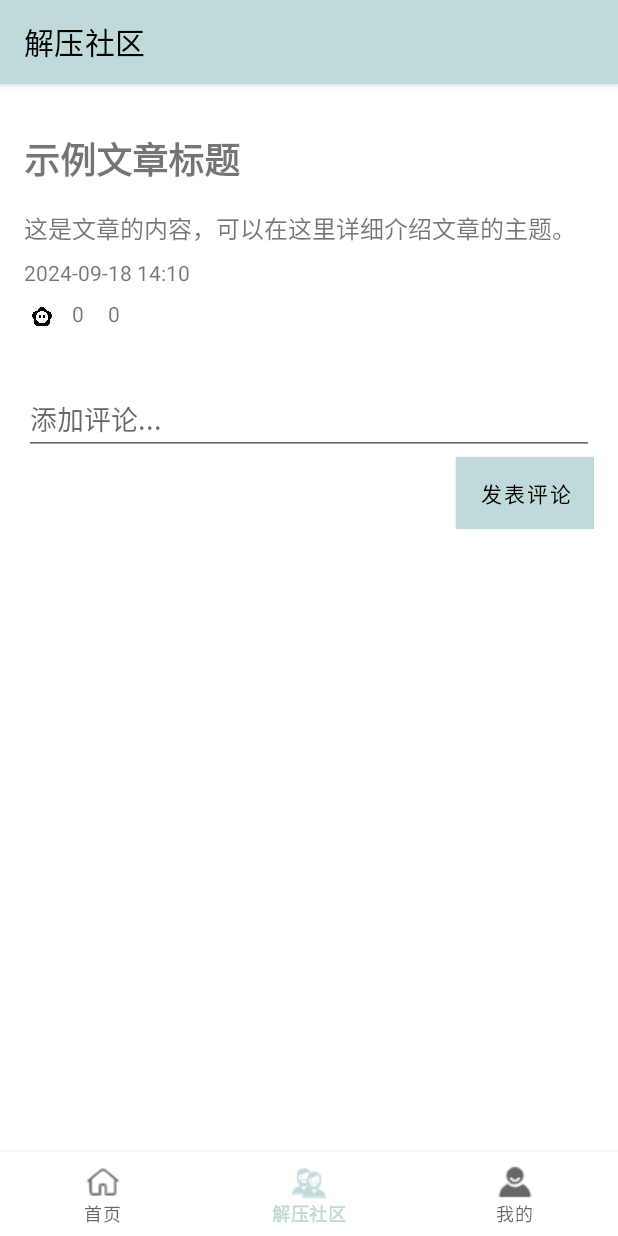
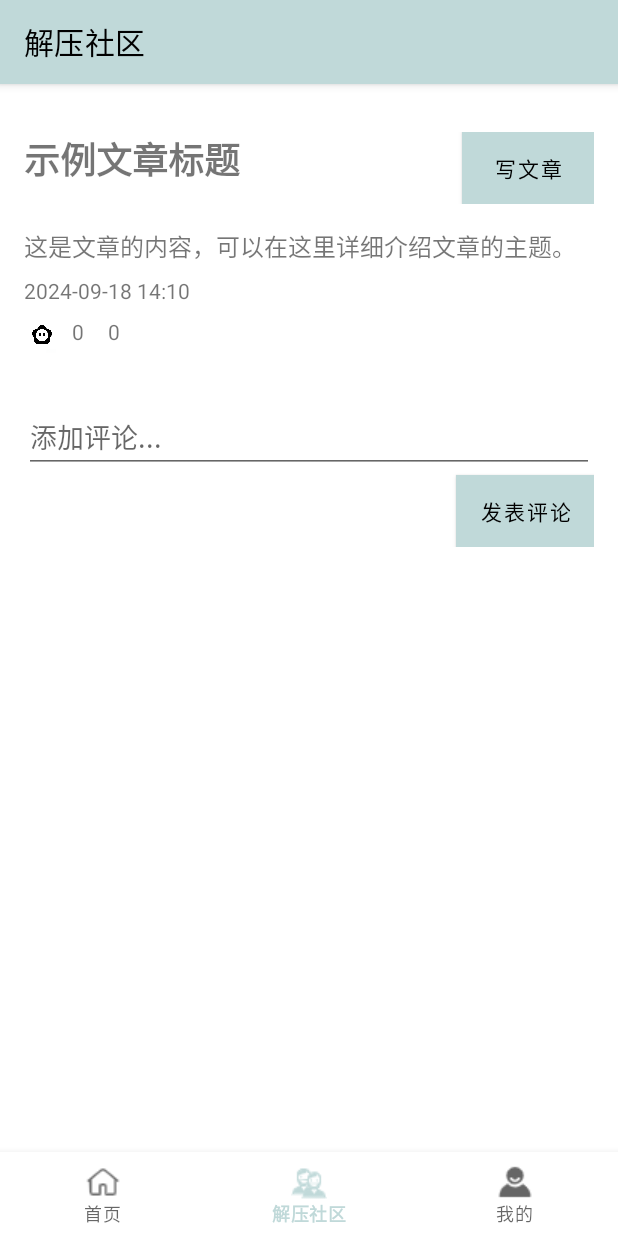
Before and after one commit to Soeasy521/decompression, an Android app: the MainActivity screen opened directly, with no data from a screen before it, item 2 of the bottom bar chosen, on a phone screen of 412 x 824 dp. Run offline under Robolectric (Android 15) with nearby library versions, the phone set to English and light mode, and no system bars; 2 statements that could not run were skipped.

Commit message:
解压社区

```diff
--- a/app/src/main/java/fragment/CommunityFragment.java
+++ b/app/src/main/java/fragment/CommunityFragment.java
@@ -1,6 +1,7 @@
 package fragment;
 
 import android.content.Context;
+import android.content.Intent;
 import android.os.Bundle;
 import android.text.TextUtils;
 import android.view.LayoutInflater;
@@ -18,6 +19,7 @@ import androidx.annotation.NonNull;
 import androidx.annotation.Nullable;
 import androidx.fragment.app.Fragment;
 
+import com.example.decompression.PublishFragment;
 import com.example.decompression.R;
 import com.example.mysql.DBUtils;
 
@@ -34,6 +36,7 @@ public class CommunityFragment extends Fragment {
     private ListView lv_comments;
     private EditText et_comment_content;
     private Button btn_add_comment;
+    private Button btn_publish;
 
     private int articleId = 1; // 示例中使用固定的articleId，实际情况请根据需要获取
     private int userId = 1; // 示例中使用固定的用户ID，实际情况请根据需要获取
@@ -53,6 +56,7 @@ public class CommunityFragment extends Fragment {
         lv_comments = view.findViewById(R.id.lv_comments);
         et_comment_content = view.findViewById(R.id.et_comment_content);
         btn_add_comment = view.findViewById(R.id.btn_add_comment);
+        btn_publish = view.findViewById(R.id.btn_publish); // 新增发布按钮初始化
 
         // 设置文章详情
         setArticleDetails();
@@ -76,6 +80,14 @@ public class CommunityFragment extends Fragment {
                 } else {
                     addComment(commentContent);
                 }
+            }
+        });
+
+        // 新增发布按钮点击事件
+        btn_publish.setOnClickListener(new View.OnClickListener() {
+            @Override
+            public void onClick(View v) {
+                navigateToPublishActivity();
             }
         });
 
@@ -118,6 +130,11 @@ public class CommunityFragment extends Fragment {
         } else {
             Toast.makeText(getContext(), "评论失败，请重试", Toast.LENGTH_SHORT).show();
         }
+    }
+
+    private void navigateToPublishActivity() {
+        // 启动新的活动（PublishActivity）
+        startActivity(new Intent(getActivity(), PublishFragment.class));
     }
 
     private void loadComments() {
--- a/app/src/main/res/layout/fragment_community.xml
+++ b/app/src/main/res/layout/fragment_community.xml
@@ -4,9 +4,7 @@
     xmlns:tools="http://schemas.android.com/tools"
     android:layout_width="match_parent"
     android:layout_height="match_parent"
-    tools:context=".CommunityFragment">
-
-
+    tools:context="fragment.CommunityFragment">
 
     <com.google.android.material.appbar.AppBarLayout
         android:layout_width="match_parent"
@@ -23,9 +21,6 @@
             app:titleTextColor="#FF000000"
             app:elevation="4dp" />
 
-<!--            app:titleGravity="center_horizontal"-->
-
-
     </com.google.android.material.appbar.AppBarLayout>
 
     <androidx.core.widget.NestedScrollView
@@ -39,14 +34,33 @@
             android:orientation="vertical"
             android:padding="16dp">
 
-            <TextView
-                android:id="@+id/tv_article_title"
-                android:layout_width="wrap_content"
+            <!-- 添加文章标题 -->
+            <LinearLayout
+                android:layout_width="match_parent"
                 android:layout_height="wrap_content"
-                android:text="文章标题"
-                android:textSize="24sp"
-                android:textStyle="bold"
-                android:layout_marginTop="16dp" />
+                android:orientation="horizontal"
+                android:layout_marginTop="16dp">
+
+                <TextView
+                    android:id="@+id/tv_article_title"
+                    android:layout_width="0dp"
+                    android:layout_height="wrap_content"
+                    android:layout_weight="1"
+                    android:text="文章标题"
+                    android:textSize="24sp"
+                    android:textStyle="bold" />
+
+                <!-- 添加跳转按钮 -->
+                <Button
+                    android:id="@+id/btn_publish"
+                    android:layout_width="wrap_content"
+                    android:layout_height="wrap_content"
+                    android:text="写文章"
+                    android:layout_gravity="end"
+                    android:layout_marginStart="8dp"
+                    android:background="@color/blue2"
+                    android:textColor="@color/black" />
+            </LinearLayout>
 
             <TextView
                 android:id="@+id/tv_article_content"
```
Also changed, not shown: app/src/main/java/com/example/decompression/PublishFragment.java (added, +68 -0 lines), app/src/main/java/com/example/mysql/DBUtils.java (+68 -58 lines), app/src/main/res/layout/fragment_publish.xml (added, +29 -0 lines), 1 other file.
